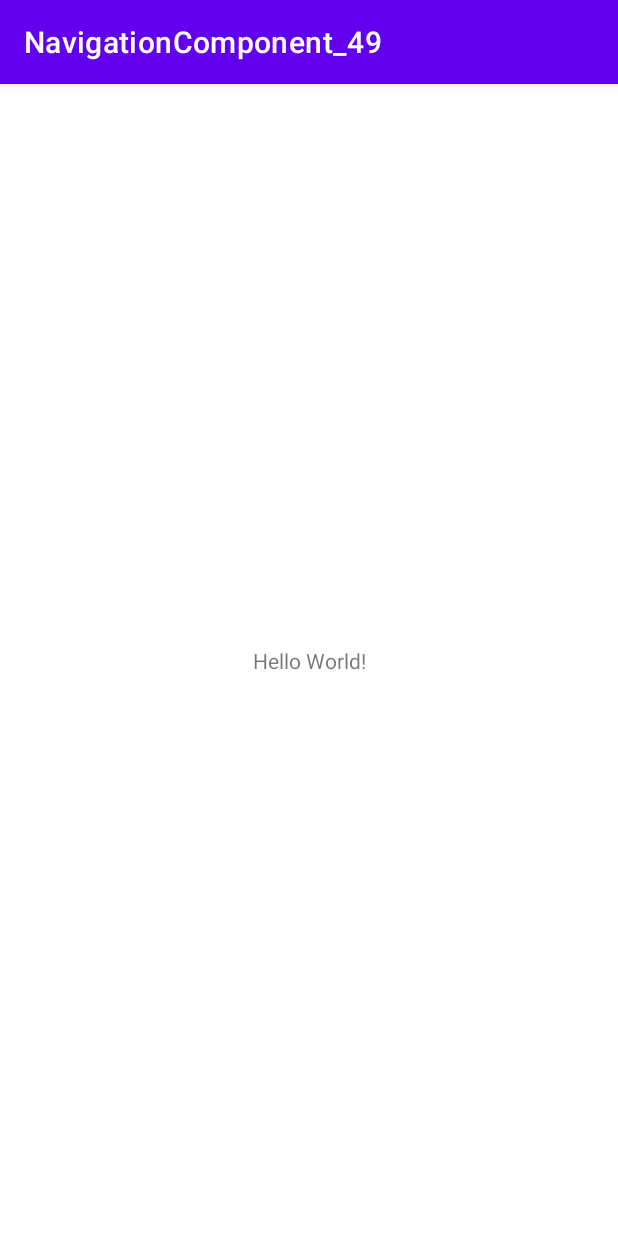
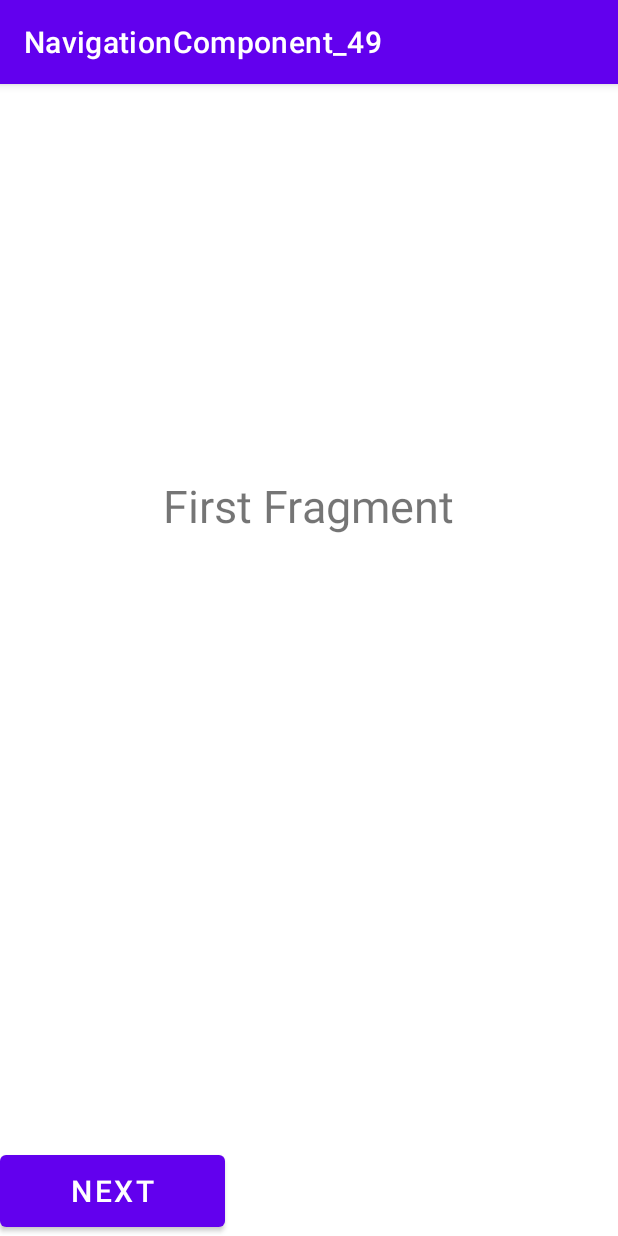
Before and after one commit to Camarederic/NavigationComponent_49, an Android app: the screen it shows after launch (MainActivity), on a phone screen of 412 x 824 dp. Run offline under Robolectric (Android 15) with nearby library versions, the phone set to English and light mode, and no system bars.

Commit message:
Create NavHost

```diff
--- a/app/src/main/res/layout/activity_main.xml
+++ b/app/src/main/res/layout/activity_main.xml
@@ -6,13 +6,12 @@
     android:layout_height="match_parent"
     tools:context=".MainActivity">
 
-    <TextView
-        android:layout_width="wrap_content"
-        android:layout_height="wrap_content"
-        android:text="Hello World!"
-        app:layout_constraintBottom_toBottomOf="parent"
-        app:layout_constraintEnd_toEndOf="parent"
-        app:layout_constraintStart_toStartOf="parent"
-        app:layout_constraintTop_toTopOf="parent" />
+    <fragment
+        android:id="@+id/nav_host"
+        android:name="androidx.navigation.fragment.NavHostFragment"
+        android:layout_width="match_parent"
+        android:layout_height="match_parent"
+        app:defaultNavHost="true"
+        app:navGraph="@navigation/nav_graph" />
 
 </androidx.constraintlayout.widget.ConstraintLayout>
```
